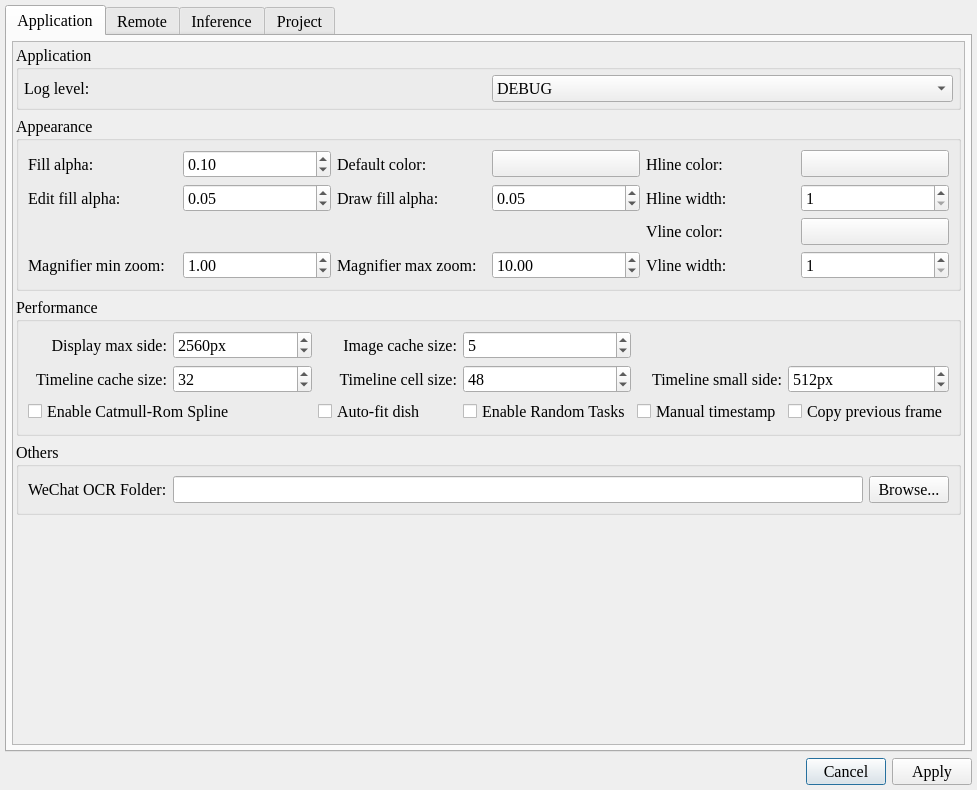
This is resources/ui/dialog_settings.ui in ZhengGroupLZU/ZLabel as Qt 5 draws it before an edit. The edited form follows.
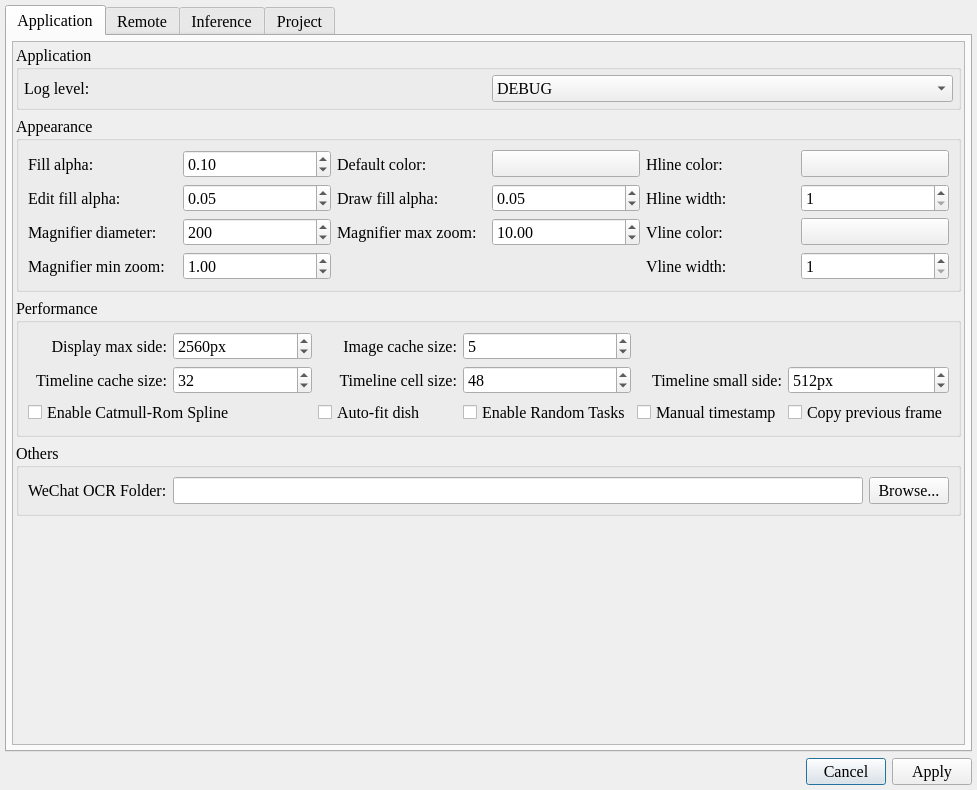
This is the edited form. Icons and pictures are not drawn. Custom widgets are drawn as their Qt base class.

Commit message:
feat(settings): add magnifier diameter option
- add magnifier_diameter to settings and dialog
- apply diameter to magnifier overlay
- update stale polygon cursor test

What changed in the file:
```diff
--- a/resources/ui/dialog_settings.ui
+++ b/resources/ui/dialog_settings.ui
@@ -638,32 +638,6 @@
                 </property>
                </widget>
               </item>
-              <item row="8" column="2">
-               <widget class="QLabel" name="label_mag_max">
-                <property name="text">
-                 <string>Magnifier max zoom:</string>
-                </property>
-                <property name="alignment">
-                 <set>Qt::AlignmentFlag::AlignLeading|Qt::AlignmentFlag::AlignLeft|Qt::AlignmentFlag::AlignVCenter</set>
-                </property>
-               </widget>
-              </item>
-              <item row="8" column="3">
-               <widget class="QDoubleSpinBox" name="dspbox_mag_max">
-                <property name="minimum">
-                 <double>0.500000000000000</double>
-                </property>
-                <property name="maximum">
-                 <double>20.000000000000000</double>
-                </property>
-                <property name="singleStep">
-                 <double>0.500000000000000</double>
-                </property>
-                <property name="value">
-                 <double>10.000000000000000</double>
-                </property>
-               </widget>
-              </item>
               <item row="5" column="4">
                <widget class="QLabel" name="label_vline_color">
                 <property name="sizePolicy">
@@ -716,6 +690,55 @@
                 </property>
                </widget>
               </item>
+              <item row="5" column="0">
+               <widget class="QLabel" name="label_mag_diameter">
+                <property name="text">
+                 <string>Magnifier diameter:</string>
+                </property>
+                <property name="alignment">
+                 <set>Qt::AlignmentFlag::AlignLeading|Qt::AlignmentFlag::AlignLeft|Qt::AlignmentFlag::AlignVCenter</set>
+                </property>
+               </widget>
+              </item>
+              <item row="5" column="1">
+               <widget class="QSpinBox" name="spin_mag_diameter">
+                <property name="minimum">
+                 <number>80</number>
+                </property>
+                <property name="maximum">
+                 <number>400</number>
+                </property>
+                <property name="value">
+                 <number>200</number>
+                </property>
+               </widget>
+              </item>
+              <item row="5" column="2">
+               <widget class="QLabel" name="label_mag_max">
+                <property name="text">
+                 <string>Magnifier max zoom:</string>
+                </property>
+                <property name="alignment">
+                 <set>Qt::AlignmentFlag::AlignLeading|Qt::AlignmentFlag::AlignLeft|Qt::AlignmentFlag::AlignVCenter</set>
+                </property>
+               </widget>
+              </item>
+              <item row="5" column="3">
+               <widget class="QDoubleSpinBox" name="dspbox_mag_max">
+                <property name="minimum">
+                 <double>0.500000000000000</double>
+                </property>
+                <property name="maximum">
+                 <double>20.000000000000000</double>
+                </property>
+                <property name="singleStep">
+                 <double>0.500000000000000</double>
+                </property>
+                <property name="value">
+                 <double>10.000000000000000</double>
+                </property>
+               </widget>
+              </item>
              </layout>
             </widget>
            </item>
```
Left out of the diff: 9 changed lines with no effect on the pictures. The commit also changes 7 other files.
